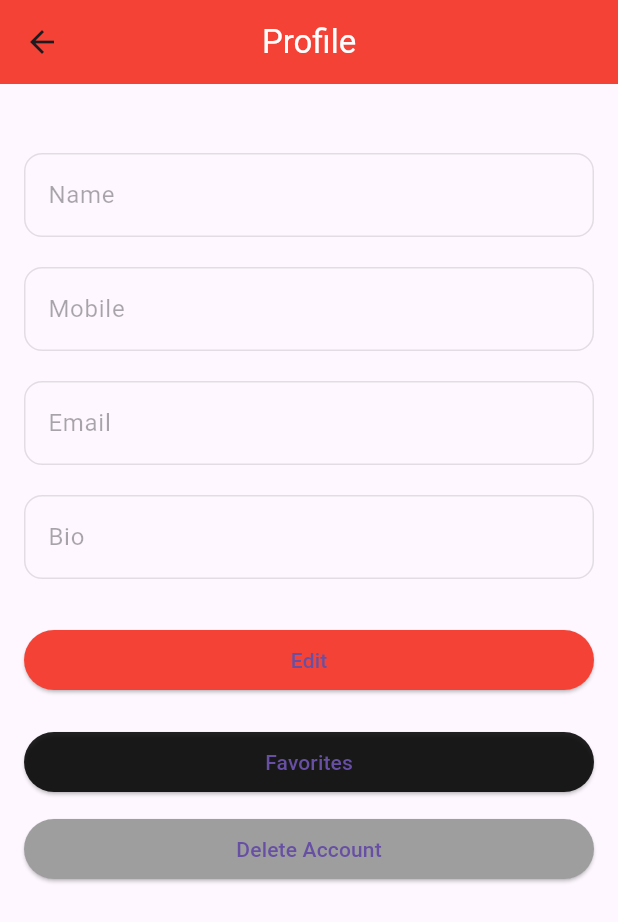
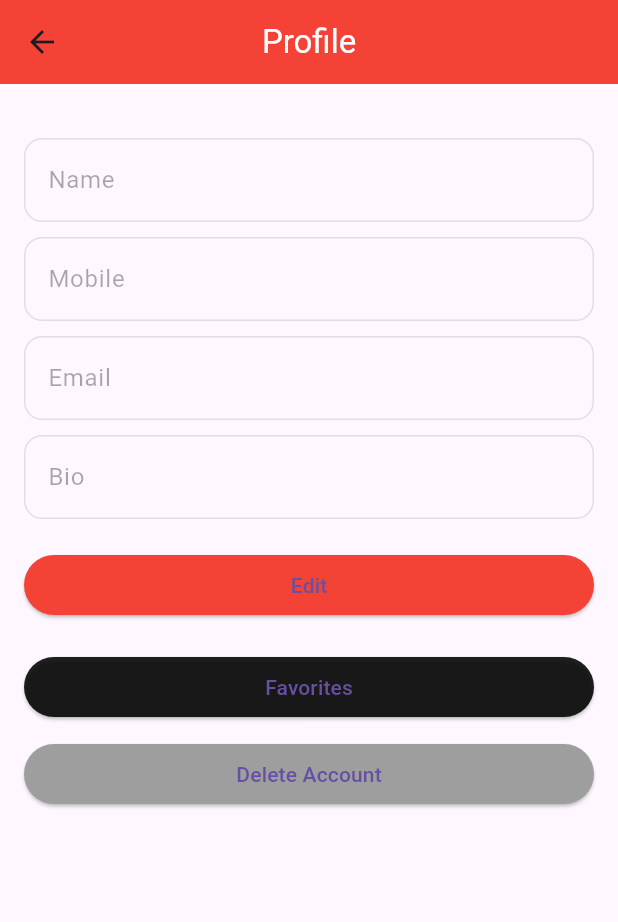
Before and after one commit to jaylm10/Movie_App, a Flutter app: the ProfilePage screen opened directly, on a phone screen of 412 x 824 dp. Shown: the top 922 px of the screen. Run offline on Flutter 3.47's test engine with Material 3 defaults, Android fonts, the phone set to English and light mode, and no system bars; our stand-ins replace bloc, dio, flutter_bloc, flutter_dotenv, shared_preferences; accounts and stored records are empty.

Commit message:
Fixed Email field in profile

```diff
--- a/lib/bloc/auth/auth_bloc.dart
+++ b/lib/bloc/auth/auth_bloc.dart
@@ -9,7 +9,7 @@ class AuthBloc extends Bloc<AuthEvent, AuthState>{
 
   AuthBloc({required this.authService}) :super(AuthInitial()){
     on<SubmitEvent>((event, emit) async{
-      await authService.storeToken();
+      await authService.storeToken(event.email);
       emit(Authenticated());
     },);
 
--- a/lib/bloc/auth/auth_event.dart
+++ b/lib/bloc/auth/auth_event.dart
@@ -3,6 +3,9 @@ part of 'auth_bloc.dart';
 sealed class AuthEvent {}
 
 final class SubmitEvent extends AuthEvent{
+  final String email;
+
+  SubmitEvent(this.email);
 
 }
 
--- a/lib/login.dart
+++ b/lib/login.dart
@@ -23,8 +23,10 @@ class _LoginState extends State<Login> {
       return;
     }
 
+    final String email = _email.text;
+
     // print("Login Success");
-    context.read<AuthBloc>().add(SubmitEvent());
+    context.read<AuthBloc>().add(SubmitEvent(email));
 
   }
 
--- a/lib/profile.dart
+++ b/lib/profile.dart
@@ -120,10 +120,58 @@ class _ProfilePageState extends State<ProfilePage> {
             child: Column(
               children: [
                 const SizedBox(height: 20),
-                buildField("Name", nameController),
-                buildField("Mobile", mobileController),
-                buildField("Email", emailController),
-                buildField("Bio", bioController),
+
+
+                TextField(
+                  controller: nameController,
+                  enabled: isEditing,
+                  decoration: InputDecoration(
+                    labelText: "Name",
+                    border: OutlineInputBorder(
+                      borderRadius: BorderRadius.circular(12),
+                    ),
+                  ),
+                ),
+                const SizedBox(height: 10),
+
+                TextField(
+                  keyboardType:TextInputType.phone,
+                  controller: mobileController,
+                  enabled: isEditing,
+                  decoration: InputDecoration(
+                    labelText: "Mobile",
+                    border: OutlineInputBorder(
+                      borderRadius: BorderRadius.circular(12),
+                    ),
+                  ),
+                ),
+                const SizedBox(height: 10),
+                TextField(
+                  controller: emailController,
+                  enabled: false,
+                  decoration: InputDecoration(
+                    labelText: "Email",
+                    border: OutlineInputBorder(
+                      borderRadius: BorderRadius.circular(12),
+                    ),
+                  ),
+                ),
+                const SizedBox(height: 10),
+                TextField(
+                  controller: bioController,
+                  enabled: isEditing,
+                  decoration: InputDecoration(
+                    labelText: "Bio",
+                    border: OutlineInputBorder(
+                      borderRadius: BorderRadius.circular(12),
+                    ),
+                  ),
+                ),
+
+                // buildField("Name", nameController),
+                // buildField("Mobile", mobileController),
+                // buildField("Email", emailController),
+                // buildField("Bio", bioController),
                 const SizedBox(height: 20),
                 SizedBox(
                   width: double.infinity,
--- a/lib/service/auth_service.dart
+++ b/lib/service/auth_service.dart
@@ -2,10 +2,11 @@
 import 'package:shared_preferences/shared_preferences.dart';
 
 class AuthService {
-  Future<void> storeToken()async{
+  Future<void> storeToken(String email)async{
     final SharedPreferences pref = await SharedPreferences.getInstance();
 
     await pref.setBool('isLoggedIn', true);
+    await pref.setString('email', email);
 
   }
 
--- a/lib/service/profile_service.dart
+++ b/lib/service/profile_service.dart
@@ -24,8 +24,8 @@ class ProfileService {
     return {
       'name': pref.getString('name') ?? '',
       'mobile': pref.getString('mobile') ?? '',
-      'address': pref.getString('email') ?? '',
-      'date': pref.getString('bio') ?? '',
+      'email': pref.getString('email') ?? '',
+      'bio': pref.getString('bio') ?? '',
     };
   }
 
```
